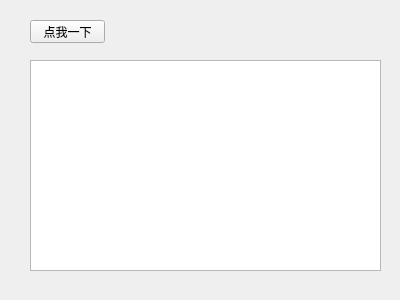
Before: the Qt Designer form AI/final/damage-detact/test.ui in coderyjc/STDU-Curriculum, drawn with Qt 5.
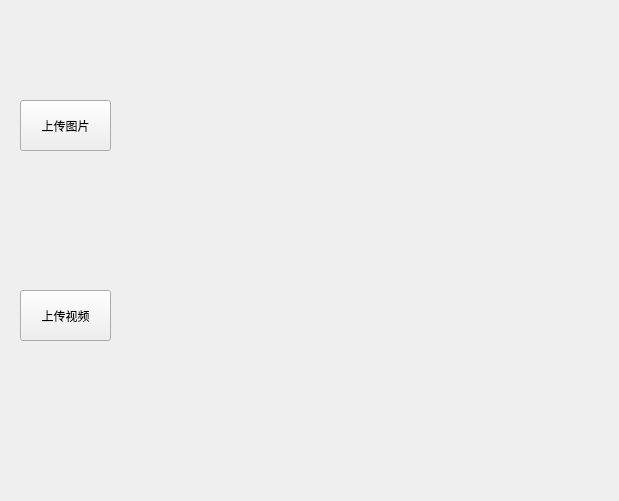
After: the same form once the commit is applied.

Diff of the .ui file:
```diff
--- a/AI/final/damage-detact/test.ui
+++ b/AI/final/damage-detact/test.ui
@@ -6,8 +6,8 @@
    <rect>
     <x>0</x>
     <y>0</y>
-    <width>400</width>
-    <height>300</height>
+    <width>619</width>
+    <height>501</height>
    </rect>
   </property>
   <property name="windowTitle">
@@ -16,25 +16,28 @@
   <widget class="QPushButton" name="pushButton">
    <property name="geometry">
     <rect>
-     <x>30</x>
-     <y>20</y>
-     <width>75</width>
-     <height>23</height>
+     <x>20</x>
+     <y>100</y>
+     <width>91</width>
+     <height>51</height>
     </rect>
    </property>
    <property name="text">
-    <string>点我一下</string>
+    <string>上传图片</string>
    </property>
   </widget>
-  <widget class="QTextEdit" name="textEdit">
+  <widget class="QPushButton" name="btn_upload_vedio">
    <property name="geometry">
     <rect>
-     <x>30</x>
-     <y>60</y>
-     <width>351</width>
-     <height>211</height>
+     <x>20</x>
+     <y>290</y>
+     <width>91</width>
+     <height>51</height>
     </rect>
    </property>
+   <property name="text">
+    <string>上传视频</string>
+   </property>
   </widget>
  </widget>
  <resources/>
```
Left out of the diff: 37 changed lines with no effect on the pictures.
